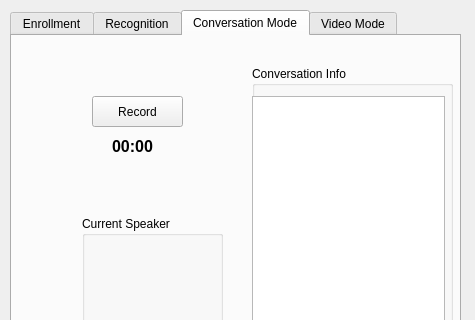
Above: gui/edytor2.ui from ppwwyyxx/speaker-recognition before the change; both pictures show x 0 to 475 and y 0 to 320 of the 475 by 592 pixel window. Below: the same form after it.
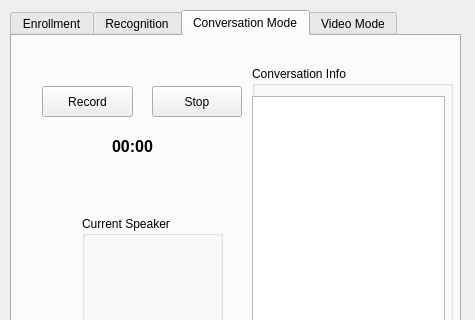
That is the form after the change. The open tabs and pages were chosen to show the change.

```diff
--- a/gui/edytor2.ui
+++ b/gui/edytor2.ui
@@ -23,7 +23,7 @@
     </rect>
    </property>
    <property name="currentIndex">
-    <number>0</number>
+    <number>2</number>
    </property>
    <widget class="QWidget" name="Enrollment">
     <attribute name="title">
@@ -757,6 +757,9 @@
       <string>Current Speaker</string>
      </property>
      <widget class="QLineEdit" name="convUsername">
+      <property name="enabled">
+       <bool>false</bool>
+      </property>
       <property name="geometry">
        <rect>
         <x>0</x>
@@ -792,11 +795,11 @@
       </property>
      </widget>
     </widget>
-    <widget class="QPushButton" name="Conv_Startrecord">
+    <widget class="QPushButton" name="convRecord">
      <property name="geometry">
       <rect>
-       <x>80</x>
-       <y>60</y>
+       <x>30</x>
+       <y>50</y>
        <width>91</width>
        <height>31</height>
       </rect>
@@ -844,6 +847,19 @@
       <string/>
      </property>
     </widget>
+    <widget class="QPushButton" name="convStop">
+     <property name="geometry">
+      <rect>
+       <x>140</x>
+       <y>50</y>
+       <width>90</width>
+       <height>31</height>
+      </rect>
+     </property>
+     <property name="text">
+      <string>Stop</string>
+     </property>
+    </widget>
    </widget>
    <widget class="QWidget" name="Video">
     <attribute name="title">
```
